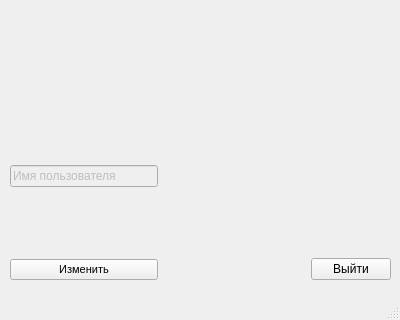
Old version of the form OverseasClient/mainwindow.ui in the repository mertismk/ChatWithForeigners; both pictures show x 0 to 400 and y 280 to 600 of the 400 by 600 pixel window.
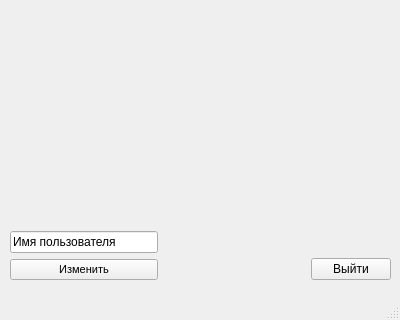
New version of the form.

The edit to the form file:
```diff
--- a/OverseasClient/mainwindow.ui
+++ b/OverseasClient/mainwindow.ui
@@ -116,28 +116,15 @@
           </spacer>
          </item>
          <item>
-          <widget class="QLineEdit" name="usernameLine">
-           <property name="enabled">
-            <bool>false</bool>
-           </property>
+          <widget class="QLineEdit" name="usernameLineEdit">
            <property name="text">
             <string>Имя пользователя</string>
            </property>
+           <property name="readOnly">
+            <bool>true</bool>
+           </property>
           </widget>
          </item>
-         <item>
-          <spacer name="verticalSpacer_3">
-           <property name="orientation">
-            <enum>Qt::Vertical</enum>
-           </property>
-           <property name="sizeHint" stdset="0">
-            <size>
-             <width>20</width>
-             <height>40</height>
-            </size>
-           </property>
-          </spacer>
-         </item>
          <item>
           <widget class="QPushButton" name="NickEdit_pushButton">
            <property name="font">
```
